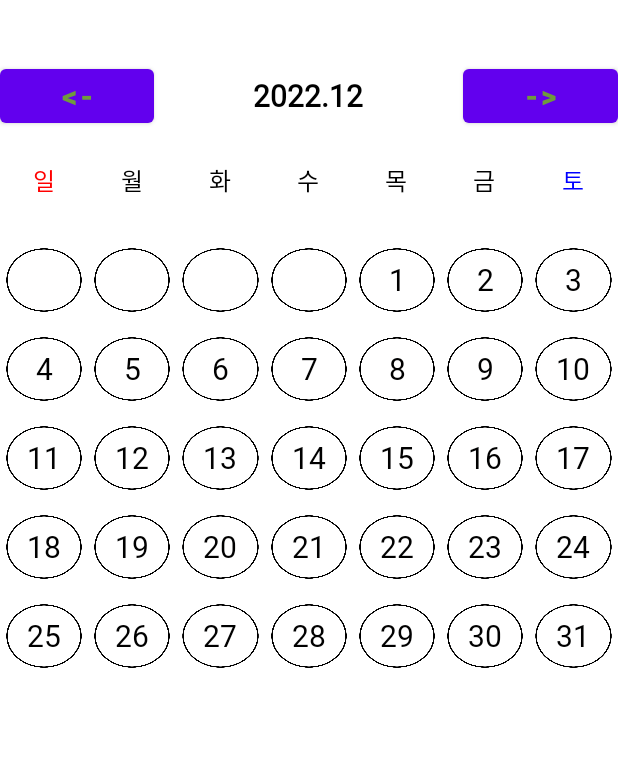
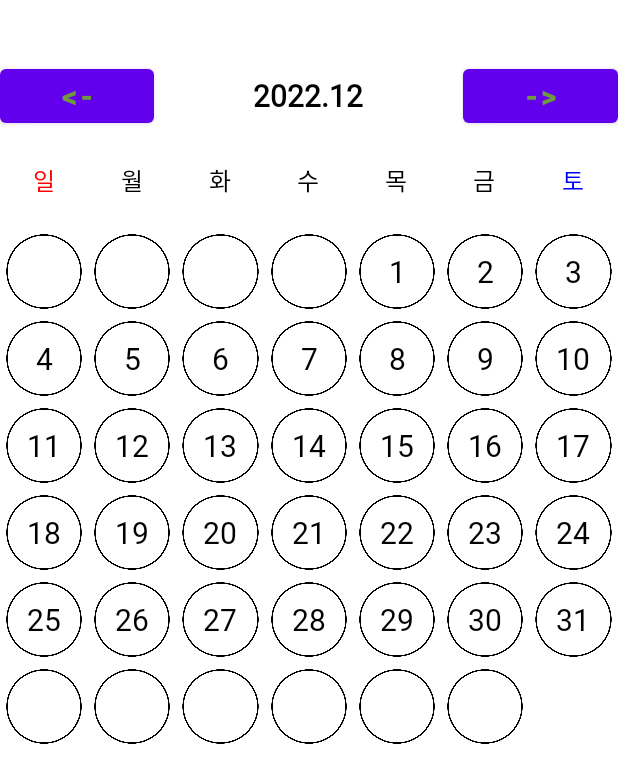
Before and after one commit to cherrynana320/Turtine, an Android app: the MainActivity screen opened directly, with no data from a screen before it, after a tap on "<-", on a phone screen of 412 x 824 dp. Shown: the top 783 px of the screen. Run offline under Robolectric (Android 15) with nearby library versions, the phone set to English and light mode, and no system bars; 2 statements that could not run were skipped.

Commit message:
flagimage
zz

```diff
--- a/app/src/main/AndroidManifest.xml
+++ b/app/src/main/AndroidManifest.xml
@@ -27,12 +27,16 @@
             </intent-filter>
         </activity>
 
+
         <activity android:name=".Login.RegisterActivity" android:exported="false"> </activity>
 
         <activity android:name=".MainActivity" android:exported="true"> </activity>
 
         <activity android:name=".MemoActivity" android:exported="true"> </activity>
 
+        <activity
+            android:name=".FinishActivity"
+            android:exported="true" />
     </application>
 
 </manifest>
--- a/app/src/main/java/com/example/turtine/CalendarMain.kt
+++ b/app/src/main/java/com/example/turtine/CalendarMain.kt
@@ -7,11 +7,14 @@ import androidx.appcompat.app.AppCompatActivity
 import android.os.Bundle
 import android.os.Environment
 import android.view.View
+import android.widget.ImageView
 import android.widget.TextView
 import android.widget.Toast
 import androidx.annotation.RequiresApi
+import androidx.core.view.isVisible
 import androidx.recyclerview.widget.GridLayoutManager
 import androidx.recyclerview.widget.RecyclerView
+import kotlinx.android.synthetic.main.calendar_cell.*
 import java.io.File
 import java.time.LocalDate
 import java.time.YearMonth
@@ -25,8 +28,8 @@ class MainActivity : AppCompatActivity(), CalendarAdapter.OnItemListener {
     lateinit var calendarRecyclerView: RecyclerView
     lateinit var selectedDate: LocalDate
 
+    lateinit var flagview : ImageView
 
-    val existFileArr: ArrayList<String> = ArrayList()
 
     @RequiresApi(Build.VERSION_CODES.O)
 
@@ -38,57 +41,63 @@ class MainActivity : AppCompatActivity(), CalendarAdapter.OnItemListener {
         selectedDate = LocalDate.now()
         setMonthView()
 
+        if (selectedDate == LocalDate.now()){
+            flagview.isVisible
+        }
+
     }
 
 
     private fun initWidgets() {
         calendarRecyclerView = findViewById(R.id.calendarRecyclerView)
         monthYearText = findViewById(R.id.monthYearTV)
+        //flagview = findViewById(R.id.flag)
 
     }
 
     //뷰에 뿌려주는 함수
     @RequiresApi(Build.VERSION_CODES.O)
     private fun setMonthView() {
+
         monthYearText.setText(monthYearFromDate(selectedDate))
+
         //월별 일수 가져오기 함수사용 일별 요일이 맞게 설정하는 함수임 그걸 배열에 넣어서 리턴함
         val daysInMonth = daysInMonthArray(selectedDate)
+
         //캘린더 어뎁터에 월별 맞춤 요일 배열과 이 함수를 넘겨준다 . this는 왜 있지 ? 리스너 부여?
         val calendarAdapter = CalendarAdapter(daysInMonth, this)
+
         //RecyclerView의 아이템의 배치와 재사용에 대한 정책을 결정하면 LayoutManager의 종류에 따라 아이템의 배치가 변경됩니다
         val layoutManager: RecyclerView.LayoutManager = GridLayoutManager(applicationContext, 7)
+
         calendarRecyclerView.setLayoutManager(layoutManager)
+
         calendarRecyclerView.setAdapter(calendarAdapter)
     }
 
     //리사이클러뷰에 월별로 일수 맞게 설정하면ㅅ 셀 설정하는 것
     @RequiresApi(Build.VERSION_CODES.O)
     private fun daysInMonthArray(date: LocalDate): ArrayList<String> {
-        val daysInMonthArray: ArrayList<String> = ArrayList()
-        val yearMonth: YearMonth = YearMonth.from(date)
-        val daysInMonth: Int = yearMonth.lengthOfMonth()
-        val firstOfMonth: LocalDate = selectedDate.withDayOfMonth(1)
-        val dayOfWeek = firstOfMonth.dayOfWeek.value
-        monthYearFromDate(selectedDate)
-        for (i in 1..42) {
-            var confrFile = (monthYearFromDate(selectedDate) + "_"
-                    + i.toString() + ".txt")
 
-            var SDpath = Environment.getExternalStorageDirectory().absolutePath
-            var file1 = File(SDpath + "/myDiary/" + confrFile)
+        var daysInMonthArray = ArrayList<String>()
 
-            if (i <= dayOfWeek || i > daysInMonth + dayOfWeek) {
+        var yearMonth = YearMonth.from(date)
+
+        //해당 월 마지막 날짜 가져오기
+        var lastDay = yearMonth.lengthOfMonth()
+
+        //해당 월 첫번째 날 ㄱ ㅏ져오기
+        var firstOfMonth = this.selectedDate.withDayOfMonth(1)
+
+        //첫번째날 요일 가져오기
+        var dayOfWeek =firstOfMonth.dayOfWeek.value
+
+        for (i in 1..41){
+            if(i<=dayOfWeek || i>(lastDay+dayOfWeek)){
                 daysInMonthArray.add("")
-            } else {
-                if (file1.exists()) {
-                    existFileArr.add(file1.toString())
-
-                    daysInMonthArray.add((i - dayOfWeek).toString())
-                } else {
-                    daysInMonthArray.add((i - dayOfWeek).toString())
-                }
+            }else{
+                daysInMonthArray.add((i - dayOfWeek).toString()).toString()
             }
-
         }
         return daysInMonthArray
     }
@@ -97,6 +106,7 @@ class MainActivity : AppCompatActivity(), CalendarAdapter.OnItemListener {
     @RequiresApi(Build.VERSION_CODES.O)
     private fun monthYearFromDate(date: LocalDate): String {
         val formatter: DateTimeFormatter = DateTimeFormatter.ofPattern("yyyy.MM")
+       //받아온 날짜를 해당 포맷으로 변경
         return date.format(formatter)
     }
 
@@ -114,20 +124,14 @@ class MainActivity : AppCompatActivity(), CalendarAdapter.OnItemListener {
     }
 
 
-
-
     // daytext가 널이 아니면 선택 메시지를 날림
     @RequiresApi(Build.VERSION_CODES.O)
     override fun onItemClick(position: Int, dayText: String?) { //position 은 달력 내의 인덱스를 말함
-
-        var fileName : String
 
         val message = "선택된 날짜 : " + monthYearFromDate(selectedDate) +"."+ dayText
         Toast.makeText(this, message, Toast.LENGTH_LONG).show()
         val intentToMemo = Intent(applicationContext, MemoActivity::class.java)
 
-        //인텐트 스택 삭제
-        //intent.flags = Intent.FLAG_ACTIVITY_NEW_AR_TASTASK or Intent.FLAG_ACTIVITY_CLEK
 
         intentToMemo.putExtra("day", dayText.toString()) /*송신*/
         intentToMemo.putExtra("Myear", monthYearFromDate(selectedDate).toString())
@@ -135,7 +139,26 @@ class MainActivity : AppCompatActivity(), CalendarAdapter.OnItemListener {
         startActivity(intentToMemo)
 
 
-
     }
 
+    private fun setFlagVisibility(){
+        var percent : Int
+        percent = intent.getIntExtra("percent",0)
+
+        if(percent>=80){
+            flagview.setImageResource(R.drawable.green)
+            flagview.isVisible
+
+        }
+        else if(percent >=50){
+            flagview.setImageResource(R.drawable.orange)
+            flagview.isVisible
+        }
+        else {
+            flagview.setImageResource(R.drawable.red)
+            flagview.isVisible
+        }
+    }
+
+
 }
--- a/app/src/main/java/com/example/turtine/Login/LoginActivity.kt
+++ b/app/src/main/java/com/example/turtine/Login/LoginActivity.kt
@@ -35,12 +35,14 @@ class LoginActivity : AppCompatActivity() {
                 Toast.LENGTH_SHORT
             ).show() else {
                 val checkUserpass = DB!!.checkUserpass(id, pw)
+
                 if (checkUserpass == true) {
                     Toast.makeText(this@LoginActivity, "로그인되었습니다.", Toast.LENGTH_SHORT)
                         .show()
                     val intent = Intent(applicationContext, MainActivity::class.java)
                     startActivity(intent)
-                } else {
+                }
+                else {
                     Toast.makeText(this@LoginActivity, "회원정보가 존재하지 않습니다.", Toast.LENGTH_SHORT)
                         .show()
                 }
--- a/app/src/main/res/layout/activity_main.xml
+++ b/app/src/main/res/layout/activity_main.xml
@@ -134,14 +134,13 @@
             android:textAlignment="center"
             android:textSize="16sp"/>
 
-
     </LinearLayout>
 
 
     <androidx.recyclerview.widget.RecyclerView
         android:id="@+id/calendarRecyclerView"
         android:layout_width="match_parent"
-        android:layout_height="300dp"
+        android:layout_height="350dp"
         android:fontFamily="@font/myfont"
         android:layout_marginTop="20dp"/>
 
--- a/app/src/main/res/layout/calendar_cell.xml
+++ b/app/src/main/res/layout/calendar_cell.xml
@@ -1,15 +1,16 @@
 <?xml version="1.0" encoding="utf-8"?>
 <androidx.constraintlayout.widget.ConstraintLayout xmlns:android="http://schemas.android.com/apk/res/android"
+    xmlns:tools="http://schemas.android.com/tools"
     android:layout_width="match_parent"
     android:layout_height="match_parent"
-    android:layout_marginTop="10dp"
+
     xmlns:app="http://schemas.android.com/apk/res-auto">
 
 
     <TextView
         android:id="@+id/cellDayText"
-        android:layout_width="match_parent"
-        android:layout_height="match_parent"
+        android:layout_width="wrap_content"
+        android:layout_height="wrap_content"
         android:background="@drawable/round"
         android:fontFamily="@font/myfont"
         android:textAlignment="center"
@@ -21,4 +22,15 @@
         app:layout_constraintRight_toRightOf="parent"
         app:layout_constraintTop_toTopOf="parent" />
 
+    <ImageView
+        android:id="@+id/flag"
+        android:layout_width="wrap_content"
+        android:layout_height="wrap_content"
+        android:visibility="invisible"
+        app:layout_constraintBottom_toBottomOf="parent"
+        app:layout_constraintEnd_toEndOf="parent"
+        app:layout_constraintStart_toStartOf="parent"
+        app:layout_constraintTop_toTopOf="parent"
+        app:srcCompat="@drawable/green" />
+
 </androidx.constraintlayout.widget.ConstraintLayout>
```
Also changed, not shown: app/src/main/java/com/example/turtine/minji/FinishActivity.kt (+25 -2 lines), app/src/main/res/layout/activity_finish.xml (+11 -0 lines), app/src/main/res/layout/activity_login.xml (+30 -10 lines), app/src/main/res/layout/calendar_cell2.xml (deleted, +0 -24 lines), app/src/main/res/drawable/calendaricon.png (added).
